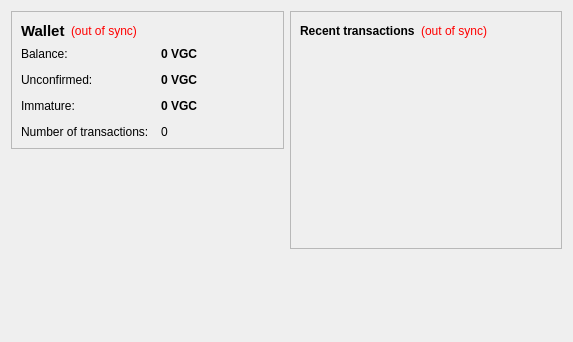
The window that src/qt/forms/overviewpage.ui (VegasCoin/vegascoin) describes before a commit, drawn with Qt 5.
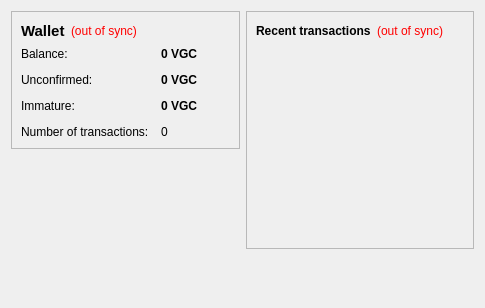
The same window after the commit.

```diff
--- a/src/qt/forms/overviewpage.ui
+++ b/src/qt/forms/overviewpage.ui
@@ -6,8 +6,8 @@
    <rect>
     <x>0</x>
     <y>0</y>
-    <width>573</width>
-    <height>342</height>
+    <width>485</width>
+    <height>308</height>
    </rect>
   </property>
   <property name="windowTitle">
```
Left out of the diff: 4 changed lines with no effect on the pictures.
